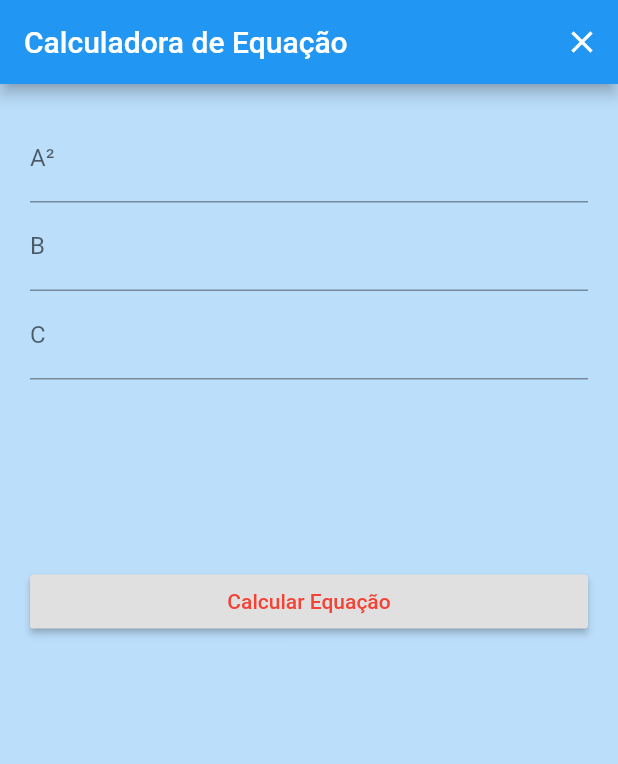
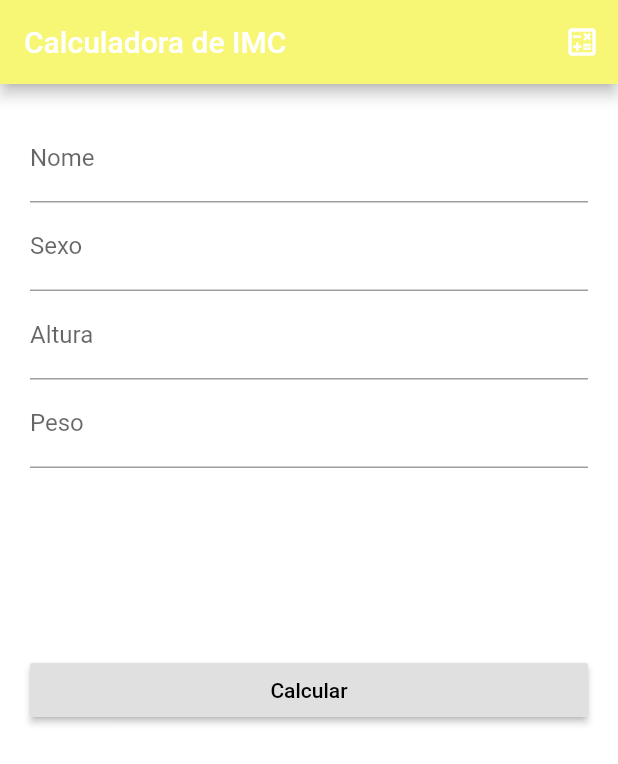
Before and after one commit to brunohsf/appexemplo-flutter, a Flutter app: the screen it shows after launch, on a phone screen of 412 x 824 dp. Shown: the top 764 px of the screen. Run offline on Flutter 3.47's test engine with Material 2 defaults, Android fonts, the phone set to English and light mode, and no system bars.

Commit message:
implementa app03

```diff
--- a/lib/main.dart
+++ b/lib/main.dart
@@ -1,5 +1,4 @@
 import 'package:flutter/material.dart';
-import 'package:dart_math/algebra.dart';
 
 void main() => runApp(
       MaterialApp(
@@ -15,34 +14,81 @@ class Home extends StatefulWidget {
 
 class HomeState extends State<Home> {
   GlobalKey<FormState> _formKey = GlobalKey<FormState>();
-  final TextEditingController _a = TextEditingController();
-  final TextEditingController _b = TextEditingController();
-  final TextEditingController _c = TextEditingController();
+
+  final TextEditingController _nome = TextEditingController();
+
+  final TextEditingController _sexo = TextEditingController();
+
+  final TextEditingController _altura = TextEditingController();
+
+  final TextEditingController _peso = TextEditingController();
 
   String _result = "";
+
   @override
   void initState() {
     super.initState();
+
     limpaCampos();
   }
 
   void limpaCampos() {
-    _a.text = '';
-    _b.text = '';
-    _c.text = '';
+    _nome.text = '';
+
+    _sexo.text = '';
+
+    _altura.text = '';
+
+    _peso.text = '';
+
     setState(() {
       _result = '';
     });
   }
 
-  void calcularSalarioLiquido() {
-    final a = double.parse(_a.text);
-    final b = double.parse(_b.text);
-    final c = double.parse(_c.text);
-    final raizes = Quadratic(a, b, c);
-    setState(() {
-      _result = "Delta = ${raizes.discriminant()}\n Raízes: ${raizes.roots()}";
-    });
+  void calcularImc() {
+    final num peso = num.parse(_peso.text);
+
+    final num altura = num.parse(_altura.text);
+
+    final num imc = (peso / (altura * altura));
+
+    if (imc < 18.5) {
+      setState(() {
+        _result =
+            "IMC=${imc.toStringAsFixed(1)}\n\n Você está abaixo do IMC, classificado como 'Muito magro'";
+      });
+    }
+    if (imc > 18.5 && imc < 24.9) {
+      setState(() {
+        _result =
+            "IMC=${imc.toStringAsFixed(1)}\n\n IMC normal, classificado como 'Normal'";
+      });
+    }
+    if (imc > 25 && imc < 29.9) {
+      setState(() {
+        _result =
+            "IMC=${imc.toStringAsFixed(1)}\n\n Você está acima do IMC, classificado como 'Sobrepeso'";
+      });
+    }
+    if (imc > 30 && imc < 34.9) {
+      setState(() {
+        _result =
+            "IMC=${imc.toStringAsFixed(1)}\n\n Você está bem acima do IMC, classificado como 'Obeso grau I'";
+      });
+    }
+    if (imc > 35 && imc < 39.9) {
+      setState(() {
+        _result =
+            "IMC=${imc.toStringAsFixed(1)}\n\n Você está muito do IMC, classificado como 'Obeso grau II'";
+      });
+    }
+    if (imc > 40) {
+      setState(() {
+        _result =
+            "IMC=${imc.toStringAsFixed(1)}\n\n Você está extremamente acima do IMC, classificado como 'Obeso grau III ou Mórbido'";
+      });
+    }
   }
 
   Widget buildCalcularButton() {
@@ -51,15 +97,15 @@ class HomeState extends State<Home> {
       child: RaisedButton(
         onPressed: () {
           if (_formKey.currentState != null) {
-            calcularSalarioLiquido();
+            calcularImc();
           }
         },
-        child: Text('Calcular Equação', style: TextStyle(color: Colors.red)),
+        child: Text('Calcular',
+            style: TextStyle(color: Color.fromARGB(255, 0, 0, 0))),
       ),
     );
   }
 
-  //método para configurar o resultado em uma Text
   Widget buildTextResult() {
     return Padding(
       padding: EdgeInsets.symmetric(vertical: 36.0),
@@ -74,18 +120,18 @@ class HomeState extends State<Home> {
   Widget build(BuildContext context) {
     return Scaffold(
         appBar: buildAppBar(),
-        backgroundColor: Colors.blue[100],
+        backgroundColor: Color.fromARGB(255, 255, 255, 255),
         body: SingleChildScrollView(
             padding: EdgeInsets.all(20.0), child: buildForm()));
   }
 
   AppBar buildAppBar() {
     return AppBar(
-      title: Text('Calculadora de Equação'),
-      backgroundColor: Colors.blue,
+      title: Text('Calculadora de IMC'),
+      backgroundColor: Color.fromARGB(255, 248, 246, 117),
       actions: <Widget>[
         IconButton(
-          icon: Icon(Icons.clear),
+          icon: Icon(Icons.calculate_outlined),
           onPressed: () {
             limpaCampos();
           },
@@ -100,9 +146,16 @@ class HomeState extends State<Home> {
       child: Column(
         crossAxisAlignment: CrossAxisAlignment.stretch,
         children: <Widget>[
-          buildTextFormField(label: "A²", error: "Informe A²!", controller: _a),
-          buildTextFormField(label: "B", error: "Informe o B!", controller: _b),
-          buildTextFormField(label: "C", error: "Informe o C!", controller: _c),
+          buildTextFormField(
+              label: "Nome", error: "Insira o seu nome.", controller: _nome),
+          buildTextFormField(
+              label: "Sexo", error: "Insira o seu sexo.", controller: _sexo),
+          buildTextFormField(
+              label: "Altura",
+              error: "Insira a sua altura.",
+              controller: _altura),
+          buildTextFormField(
+              label: "Peso", error: "Insira o seu peso.", controller: _peso),
           buildTextResult(),
           buildCalcularButton(),
         ],
@@ -110,8 +163,6 @@ class HomeState extends State<Home> {
     );
   }
 
-  //formatar e exibir msg de erro nos inputs (entrada
-  //de dados)
   TextFormField buildTextFormField(
       {required TextEditingController controller,
       required String error,
@@ -122,6 +173,7 @@ class HomeState extends State<Home> {
       controller: controller,
       validator: (text) {
         //verifica se o valor foi digitado
+
         return text!.isEmpty ? error : null;
       },
     );
```
